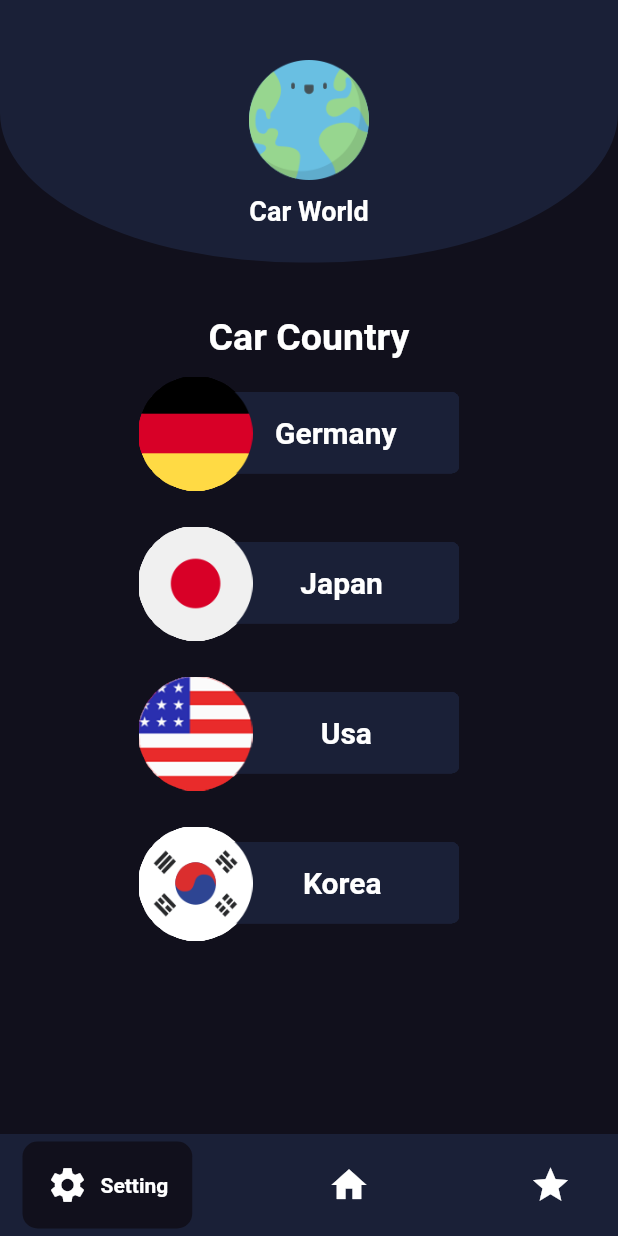
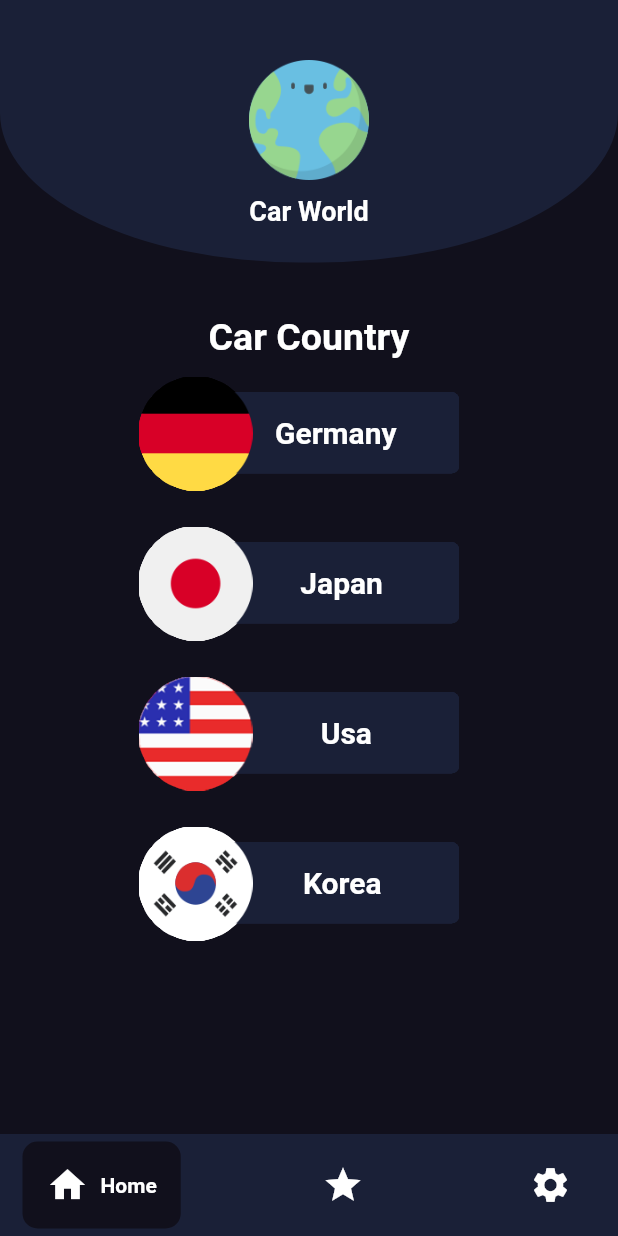
Before and after one commit to md7o/World-Cars, a Flutter app: the screen it shows after launch, on a phone screen of 412 x 824 dp. Run offline on Flutter 3.47's test engine with Material 2 defaults, Android fonts, the phone set to English and light mode, and no system bars; drawn by our look-alikes of google_nav_bar.

Commit message:
changing navigation bar icon place , add famousCar page

```diff
--- a/lib/Appbar.dart
+++ b/lib/Appbar.dart
@@ -1,6 +1,7 @@
 import 'package:flutter/material.dart';
 import 'package:google_nav_bar/google_nav_bar.dart';
 import 'package:world_car/screen/Home.dart';
+import 'package:world_car/screen/famousCar.dart';
 import 'package:world_car/screen/setting.dart';
 
 class naviBar extends StatefulWidget {
@@ -22,6 +23,7 @@ class _naviBarState extends State<naviBar> {
 
   final List<Widget> pages = [
     const Home(),
+    const FamousCar(),
     const Setting(),
   ];
 
@@ -46,16 +48,16 @@ class _naviBarState extends State<naviBar> {
             padding: const EdgeInsets.symmetric(horizontal: 16, vertical: 15),
             tabs: const [
               GButton(
-                icon: Icons.settings,
-                text: 'Setting',
-              ),
-              GButton(
                 icon: Icons.home,
                 text: 'Home',
               ),
               GButton(
                 icon: Icons.star,
                 text: 'Famous',
+              ),
+              GButton(
+                icon: Icons.settings,
+                text: 'Setting',
               ),
             ],
           ),
```
Also changed, not shown: lib/screen/famousCar.dart (added, +10 -0 lines).
